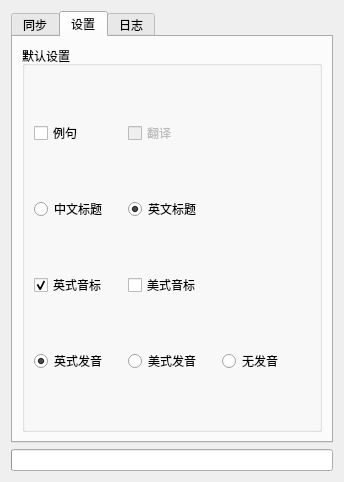
bet4it/shanbay2anki, file src/UIForm/main_ui.ui: the form before one commit.
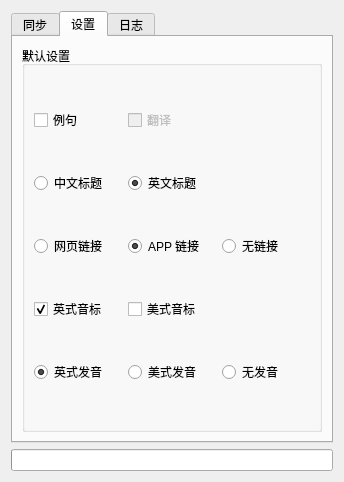
The form after the commit. The open tabs and pages were chosen to show the change.

Commit message: Support to select link type

```diff
--- a/src/UIForm/main_ui.ui
+++ b/src/UIForm/main_ui.ui
@@ -132,33 +132,26 @@
           <string>默认设置</string>
          </property>
          <layout class="QGridLayout" name="gridLayout">
-          <item row="1" column="0">
-           <widget class="QCheckBox" name="exampleCheckBox">
+          <item row="8" column="1">
+           <widget class="QRadioButton" name="AmEPronRadioButton">
             <property name="text">
-             <string>例句</string>
-            </property>
-           </widget>
-          </item>
-          <item row="3" column="1">
-           <widget class="QCheckBox" name="AmEPhoneticCheckBox">
-            <property name="text">
-             <string>美式音标</string>
-            </property>
-           </widget>
-          </item>
-          <item row="7" column="0">
-           <widget class="QRadioButton" name="BrEPronRadioButton">
-            <property name="text">
-             <string>英式发音</string>
-            </property>
-            <property name="checked">
-             <bool>true</bool>
+             <string>美式发音</string>
             </property>
             <attribute name="buttonGroup">
              <string notr="true">pronButtonGroup</string>
             </attribute>
            </widget>
           </item>
+          <item row="4" column="0">
+           <widget class="QCheckBox" name="BrEPhoneticCheckBox">
+            <property name="text">
+             <string>英式音标</string>
+            </property>
+            <property name="checked">
+             <bool>true</bool>
+            </property>
+           </widget>
+          </item>
           <item row="1" column="1">
            <widget class="QCheckBox" name="translateCheckBox">
             <property name="enabled">
@@ -169,7 +162,14 @@
             </property>
            </widget>
           </item>
-          <item row="7" column="2">
+          <item row="4" column="1">
+           <widget class="QCheckBox" name="AmEPhoneticCheckBox">
+            <property name="text">
+             <string>美式音标</string>
+            </property>
+           </widget>
+          </item>
+          <item row="8" column="2">
            <widget class="QRadioButton" name="noPronRadioButton">
             <property name="text">
              <string>无发音</string>
@@ -182,6 +182,39 @@
             </attribute>
            </widget>
           </item>
+          <item row="2" column="1">
+           <widget class="QRadioButton" name="titleENRadioButton">
+            <property name="text">
+             <string>英文标题</string>
+            </property>
+            <property name="checked">
+             <bool>true</bool>
+            </property>
+            <attribute name="buttonGroup">
+             <string notr="true">titleButtonGroup</string>
+            </attribute>
+           </widget>
+          </item>
+          <item row="1" column="0">
+           <widget class="QCheckBox" name="exampleCheckBox">
+            <property name="text">
+             <string>例句</string>
+            </property>
+           </widget>
+          </item>
+          <item row="8" column="0">
+           <widget class="QRadioButton" name="BrEPronRadioButton">
+            <property name="text">
+             <string>英式发音</string>
+            </property>
+            <property name="checked">
+             <bool>true</bool>
+            </property>
+            <attribute name="buttonGroup">
+             <string notr="true">pronButtonGroup</string>
+            </attribute>
+           </widget>
+          </item>
           <item row="2" column="0">
            <widget class="QRadioButton" name="titleCNRadioButton">
             <property name="text">
@@ -193,35 +226,35 @@
            </widget>
           </item>
           <item row="3" column="0">
-           <widget class="QCheckBox" name="BrEPhoneticCheckBox">
+           <widget class="QRadioButton" name="webLinkRadioButton">
             <property name="text">
-             <string>英式音标</string>
+             <string>网页链接</string>
             </property>
-            <property name="checked">
-             <bool>true</bool>
-            </property>
+            <attribute name="buttonGroup">
+             <string notr="true">linkButtonGroup</string>
+            </attribute>
            </widget>
           </item>
-          <item row="2" column="1">
-           <widget class="QRadioButton" name="titleENRadioButton">
+          <item row="3" column="2">
+           <widget class="QRadioButton" name="noLinkRadioButton">
             <property name="text">
-             <string>英文标题</string>
+             <string>无链接</string>
             </property>
-            <property name="checked">
-             <bool>true</bool>
-            </property>
             <attribute name="buttonGroup">
-             <string notr="true">titleButtonGroup</string>
+             <string notr="true">linkButtonGroup</string>
             </attribute>
            </widget>
           </item>
-          <item row="7" column="1">
-           <widget class="QRadioButton" name="AmEPronRadioButton">
+          <item row="3" column="1">
+           <widget class="QRadioButton" name="appLinkRadioButton">
             <property name="text">
-             <string>美式发音</string>
+             <string>APP 链接</string>
             </property>
+            <property name="checked">
+             <bool>true</bool>
+            </property>
             <attribute name="buttonGroup">
-             <string notr="true">pronButtonGroup</string>
+             <string notr="true">linkButtonGroup</string>
             </attribute>
            </widget>
           </item>
```
Left out of the diff: 3 changed lines with no effect on the pictures. The commit also changes 5 other files.
